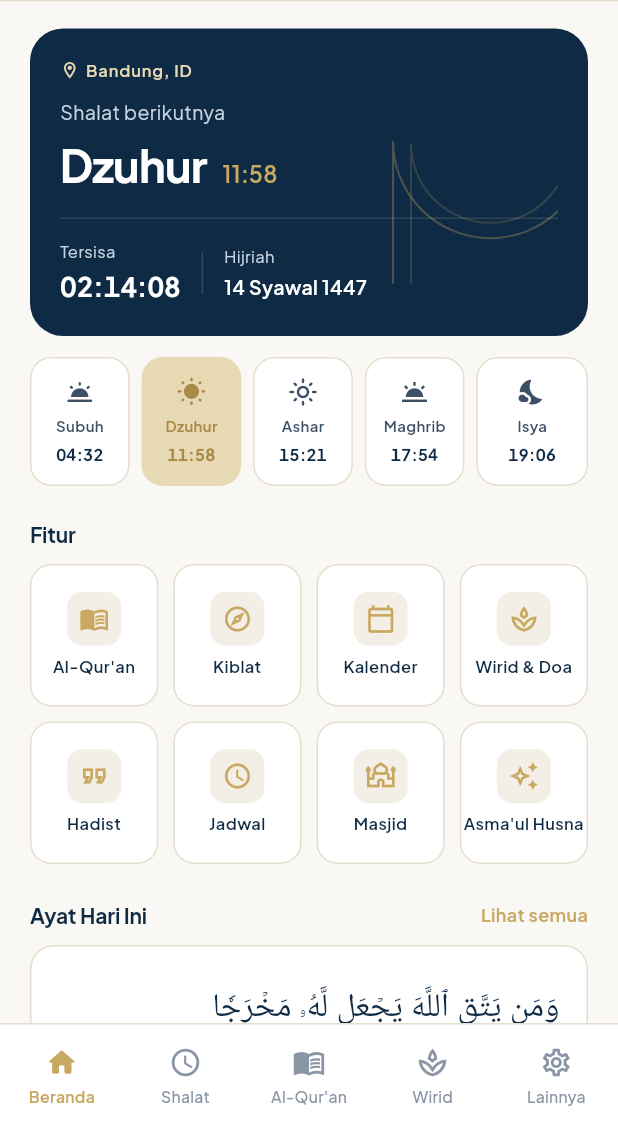
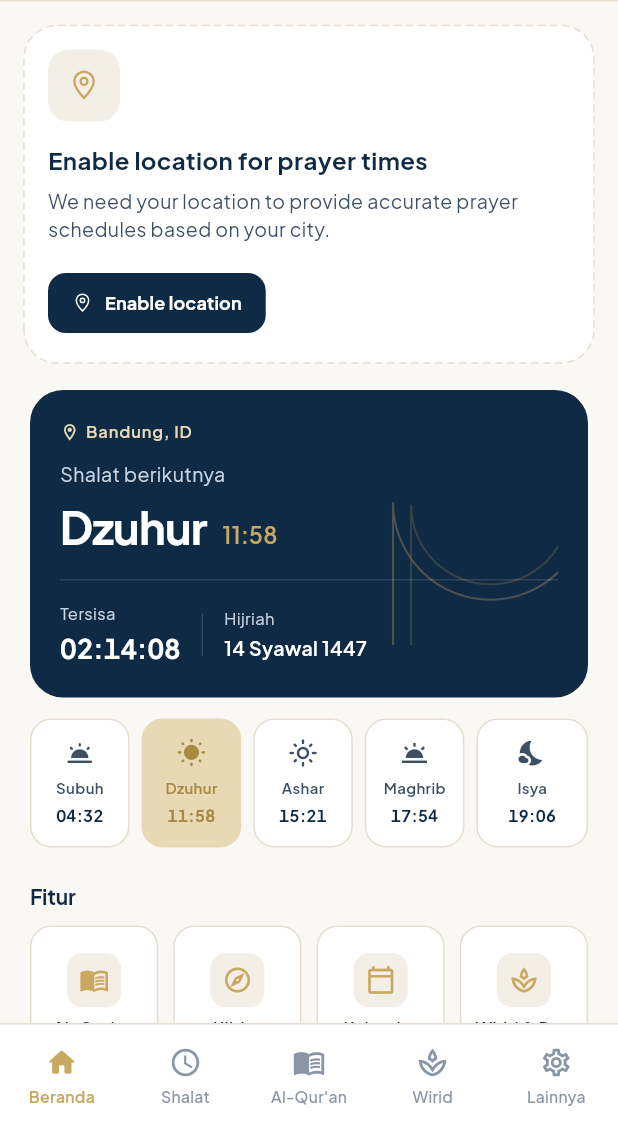
Before and after one commit to ngoprekcode/muslimate, a Flutter app: the screen it shows after launch, after a tap on "Lewati", on a phone screen of 412 x 824 dp, the part 108-1236 px from its top. Run offline on Flutter 3.47's test engine with Material 3 defaults, Android fonts, the phone set to English and light mode, and no system bars; our stand-ins replace flutter_compass, flutter_svg, geocoding, geolocator, google_fonts and 1 more; missing offline and left inert: prayers_times; generated files the repository leaves out were written again; Roboto replaces fonts that are missing (Amiri).

Commit message:
feat: slicing home_location_permission

```diff
--- a/lib/features/home/ui/home_screen.dart
+++ b/lib/features/home/ui/home_screen.dart
@@ -1,5 +1,6 @@
 import 'package:flutter/material.dart';
 import 'package:muslimate/core/app_colors.dart';
+import 'package:muslimate/features/home/ui/widgets/home_location_permission.dart';
 
 import 'widgets/home_ayat_card.dart';
 import 'widgets/home_hadist_slider.dart';
@@ -23,6 +24,8 @@ class HomeScreen extends StatelessWidget {
         child: ListView(
           children: const [
             HomeTopBar(),
+            SizedBox(height: 16),
+            HomeLocationPermission(),
             HomeHeroCard(),
             HomePrayerRail(),
             HomeQuickActions(),
--- a/lib/features/home/ui/widgets/home_hero_card.dart
+++ b/lib/features/home/ui/widgets/home_hero_card.dart
@@ -2,6 +2,7 @@ import 'dart:ui';
 import 'package:flutter/material.dart';
 import 'package:google_fonts/google_fonts.dart';
 import 'package:muslimate/core/app_colors.dart';
+import 'package:muslimate/shared/widgets/widgets.dart';
 
 class HomeHeroCard extends StatelessWidget {
   const HomeHeroCard({super.key});
@@ -27,7 +28,7 @@ class HomeHeroCard extends StatelessWidget {
                 opacity: 0.55,
                 child: CustomPaint(
                   size: const Size(150, 170),
-                  painter: _ArchPainter(c.gold),
+                  painter: AppBrandArchPainter(c.gold),
                 ),
               ),
             ),
@@ -158,46 +159,3 @@ class HomeHeroCard extends StatelessWidget {
     );
   }
 }
-
-class _ArchPainter extends CustomPainter {
-  final Color color;
-  _ArchPainter(this.color);
-
-  @override
-  void paint(Canvas canvas, Size size) {
-    final paint = Paint()
-      ..color = color
-      ..style = PaintingStyle.stroke
-      ..strokeWidth = 1.4;
-
-    final w = size.width;
-    final h = size.height;
-
-    // outer arch
-    final outer = Path()
-      ..moveTo(10, h)
-      ..lineTo(10, h * 0.44)
-      ..arcToPoint(
-        Offset(w - 10, h * 0.44),
-        radius: Radius.circular(w * 0.42),
-        clockwise: false,
-      )
-      ..lineTo(w - 10, h);
-    canvas.drawPath(outer, paint..color = color.withOpacity(0.6));
-
-    // inner arch
-    final inner = Path()
-      ..moveTo(22, h)
-      ..lineTo(22, h * 0.45)
-      ..arcToPoint(
-        Offset(w - 22, h * 0.45),
-        radius: Radius.circular(w * 0.32),
-        clockwise: false,
-      )
-      ..lineTo(w - 22, h);
-    canvas.drawPath(inner, paint..color = color.withOpacity(0.36));
-  }
-
-  @override
-  bool shouldRepaint(_ArchPainter old) => old.color != color;
-}
--- /dev/null
+++ b/lib/features/home/ui/widgets/home_location_permission.dart
@@ -0,0 +1,95 @@
+import 'package:flutter/material.dart';
+import 'package:google_fonts/google_fonts.dart';
+import 'package:muslimate/core/app_colors.dart';
+import 'package:muslimate/generated/assets/assets.gen.dart';
+import 'package:muslimate/generated/l10n/app_localizations.dart';
+import 'package:muslimate/shared/widgets/widgets.dart';
+
+class HomeLocationPermission extends StatelessWidget {
+  const HomeLocationPermission({super.key});
+
+  @override
+  Widget build(BuildContext context) {
+    final c = AppColors.of(context);
+    final l10n = AppLocalizations.of(context)!;
+
+    return Container(
+      width: double.infinity,
+      margin: const EdgeInsets.symmetric(horizontal: 16),
+      decoration: BoxDecoration(
+        color: c.surface,
+        borderRadius: BorderRadius.circular(22),
+      ),
+      child: CustomPaint(
+        painter: AppDashedBorderPainter(color: c.hairline, borderRadius: 22),
+        child: Padding(
+          padding: EdgeInsets.all(16),
+          child: Column(
+            crossAxisAlignment: CrossAxisAlignment.start,
+            children: [
+              Container(
+                width: 48,
+                height: 48,
+                decoration: BoxDecoration(
+                  color: c.surfaceAlt,
+                  borderRadius: BorderRadius.circular(14),
+                ),
+                child: Center(
+                  child: AppAssets.icons.icLocation.svg(height: 22),
+                ),
+              ),
+              SizedBox(height: 14),
+              Text(
+                l10n.homeLocPermTitle,
+                style: GoogleFonts.plusJakartaSans(
+                  fontSize: 16,
+                  fontWeight: FontWeight.w700,
+                  color: c.ink,
+                ),
+              ),
+              SizedBox(height: 6),
+              Text(
+                l10n.homeLocPermDesc,
+                style: GoogleFonts.plusJakartaSans(
+                  fontSize: 13,
+                  color: c.inkSoft,
+                ),
+              ),
+              SizedBox(height: 16),
+              FilledButton(
+                onPressed: () {},
+                style: FilledButton.styleFrom(
+                  padding: const EdgeInsets.symmetric(
+                    vertical: 11,
+                    horizontal: 16,
+                  ),
+                  shape: RoundedRectangleBorder(
+                    borderRadius: BorderRadius.circular(12),
+                  ),
+                ),
+                child: Row(
+                  mainAxisSize: MainAxisSize.min,
+                  children: [
+                    AppAssets.icons.icLocation.svg(
+                      width: 14,
+                      colorFilter: ColorFilter.mode(c.surface, BlendMode.srcIn),
+                    ),
+                    SizedBox(width: 8),
+                    Text(
+                      l10n.homeLocPermBtn,
+                      style: GoogleFonts.plusJakartaSans(
+                        fontSize: 12,
+                        fontWeight: FontWeight.w700,
+                        color: c.surface,
+                      ),
+                    ),
+                  ],
+                ),
+              ),
+            ],
+          ),
+        ),
+      ),
+    );
+  }
+}
--- a/lib/l10n/app_en.arb
+++ b/lib/l10n/app_en.arb
@@ -51,5 +51,9 @@
   "locPermDeniedTitle": "Permission Denied",
   "locPermDeniedDesc": "You declined location access. You can try again or choose your city manually.",
   "locPermBlockedTitle": "Location Blocked",
-  "locPermBlockedDesc": "Location access is blocked in your device settings. Open Settings to enable it, or choose your city manually."
+  "locPermBlockedDesc": "Location access is blocked in your device settings. Open Settings to enable it, or choose your city manually.",
+
+  "homeLocPermTitle": "Enable location for prayer times",
+  "homeLocPermDesc": "We need your location to provide accurate prayer schedules based on your city.",
+  "homeLocPermBtn": "Enable location"
 }
--- a/lib/l10n/app_id.arb
+++ b/lib/l10n/app_id.arb
@@ -31,5 +31,9 @@
   "locPermDeniedTitle": "Izin Ditolak",
   "locPermDeniedDesc": "Kamu menolak akses lokasi. Kamu bisa coba lagi atau pilih kotamu secara manual.",
   "locPermBlockedTitle": "Lokasi Diblokir",
-  "locPermBlockedDesc": "Akses lokasi diblokir di pengaturan perangkat. Buka Pengaturan untuk mengaktifkannya, atau pilih kotamu secara manual."
+  "locPermBlockedDesc": "Akses lokasi diblokir di pengaturan perangkat. Buka Pengaturan untuk mengaktifkannya, atau pilih kotamu secara manual.",
+
+  "homeLocPermTitle": "Aktifkan lokasi untuk waktu shalat",
+  "homeLocPermDesc": "Kami butuh lokasi kamu agar jadwal shalat akurat sesuai kota tempat kamu berada.",
+  "homeLocPermBtn": "Aktifkan lokasi"
 }
--- /dev/null
+++ b/lib/shared/widgets/app_brand_arch_painter.dart
@@ -0,0 +1,44 @@
+import 'package:flutter/material.dart';
+
+class AppBrandArchPainter extends CustomPainter {
+  final Color color;
+  AppBrandArchPainter(this.color);
+
+  @override
+  void paint(Canvas canvas, Size size) {
+    final paint = Paint()
+      ..color = color
+      ..style = PaintingStyle.stroke
+      ..strokeWidth = 1.4;
+
+    final w = size.width;
+    final h = size.height;
+
+    // outer arch
+    final outer = Path()
+      ..moveTo(10, h)
+      ..lineTo(10, h * 0.44)
+      ..arcToPoint(
+        Offset(w - 10, h * 0.44),
+        radius: Radius.circular(w * 0.42),
+        clockwise: false,
+      )
+      ..lineTo(w - 10, h);
+    canvas.drawPath(outer, paint..color = color.withOpacity(0.6));
+
+    // inner arch
+    final inner = Path()
+      ..moveTo(22, h)
+      ..lineTo(22, h * 0.45)
+      ..arcToPoint(
+        Offset(w - 22, h * 0.45),
+        radius: Radius.circular(w * 0.32),
+        clockwise: false,
+      )
+      ..lineTo(w - 22, h);
+    canvas.drawPath(inner, paint..color = color.withOpacity(0.36));
+  }
+
+  @override
+  bool shouldRepaint(AppBrandArchPainter old) => old.color != color;
+}
--- /dev/null
+++ b/lib/shared/widgets/app_dashed_border_painter.dart
@@ -0,0 +1,65 @@
+import 'dart:ui';
+
+import 'package:flutter/material.dart';
+
+class AppDashedBorderPainter extends CustomPainter {
+  final Color color;
+  final double strokeWidth;
+  final double dashWidth;
+  final double dashSpace;
+  final double borderRadius;
+
+  AppDashedBorderPainter({
+    required this.color,
+    this.strokeWidth = 1.0,
+    this.dashWidth = 5.0,
+    this.dashSpace = 3.0,
+    this.borderRadius = 0,
+  });
+
+  @override
+  void paint(Canvas canvas, Size size) {
+    final paint = Paint()
+      ..color = color
+      ..strokeWidth = strokeWidth
+      ..style = PaintingStyle.stroke;
+
+    final path = Path()
+      ..addRRect(RRect.fromRectAndRadius(
+        Rect.fromLTWH(0, 0, size.width, size.height),
+        Radius.circular(borderRadius),
+      ));
+
+    final dashPath = _buildDashedPath(path, dashWidth, dashSpace);
+    canvas.drawPath(dashPath, paint);
+  }
+
+  Path _buildDashedPath(Path source, double dashWidth, double dashSpace) {
+    final Path dest = Path();
+    for (final PathMetric metric in source.computeMetrics()) {
+      double distance = 0.0;
+      bool draw = true;
+      while (distance < metric.length) {
+        final double len = draw ? dashWidth : dashSpace;
+        if (draw) {
+          dest.addPath(
+            metric.extractPath(distance, distance + len),
+            Offset.zero,
+          );
+        }
+        distance += len;
+        draw = !draw;
+      }
+    }
+    return dest;
+  }
+
+  @override
+  bool shouldRepaint(AppDashedBorderPainter oldDelegate) {
+    return oldDelegate.color != color ||
+        oldDelegate.strokeWidth != strokeWidth ||
+        oldDelegate.dashWidth != dashWidth ||
+        oldDelegate.dashSpace != dashSpace ||
+        oldDelegate.borderRadius != borderRadius;
+  }
+}
--- a/lib/shared/widgets/widgets.dart
+++ b/lib/shared/widgets/widgets.dart
@@ -1,7 +1,9 @@
 export 'app_arabic_text.dart';
 export 'app_bottom_nav_bar.dart';
+export 'app_brand_arch_painter.dart';
 export 'app_brand_mark.dart';
 export 'app_card.dart';
+export 'app_dashed_border_painter.dart';
 export 'app_icon_box.dart';
 export 'app_pill.dart';
 export 'app_prayer_icon.dart';
```
Also changed, not shown: assets/icons/ic_location.svg (added).
